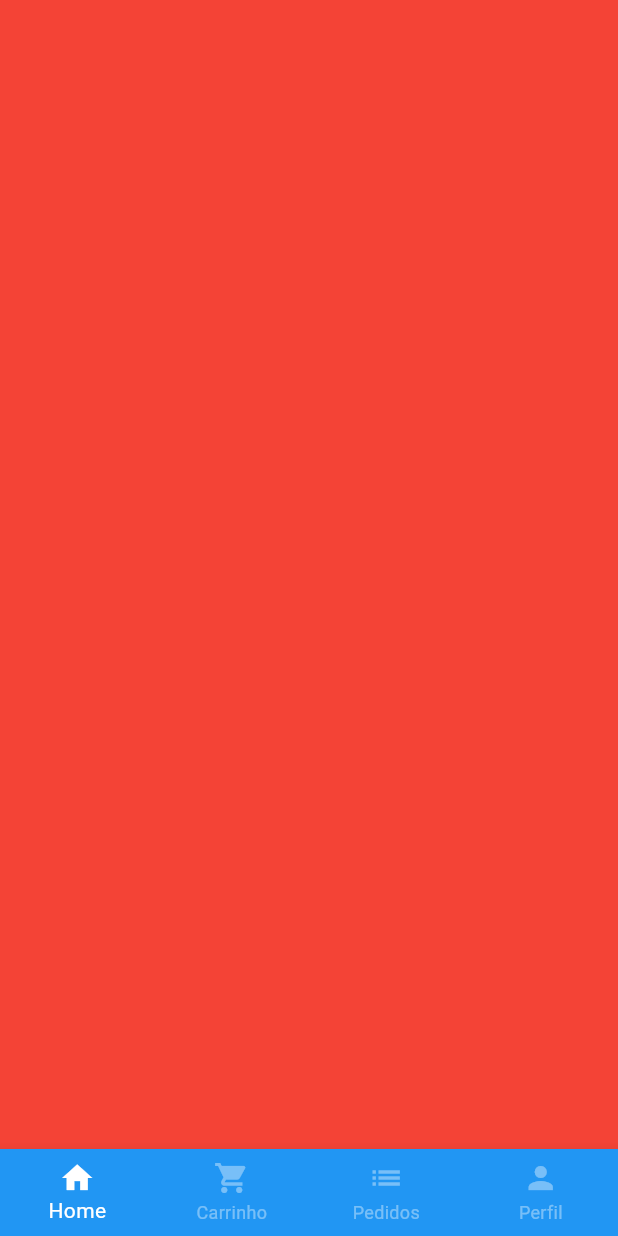
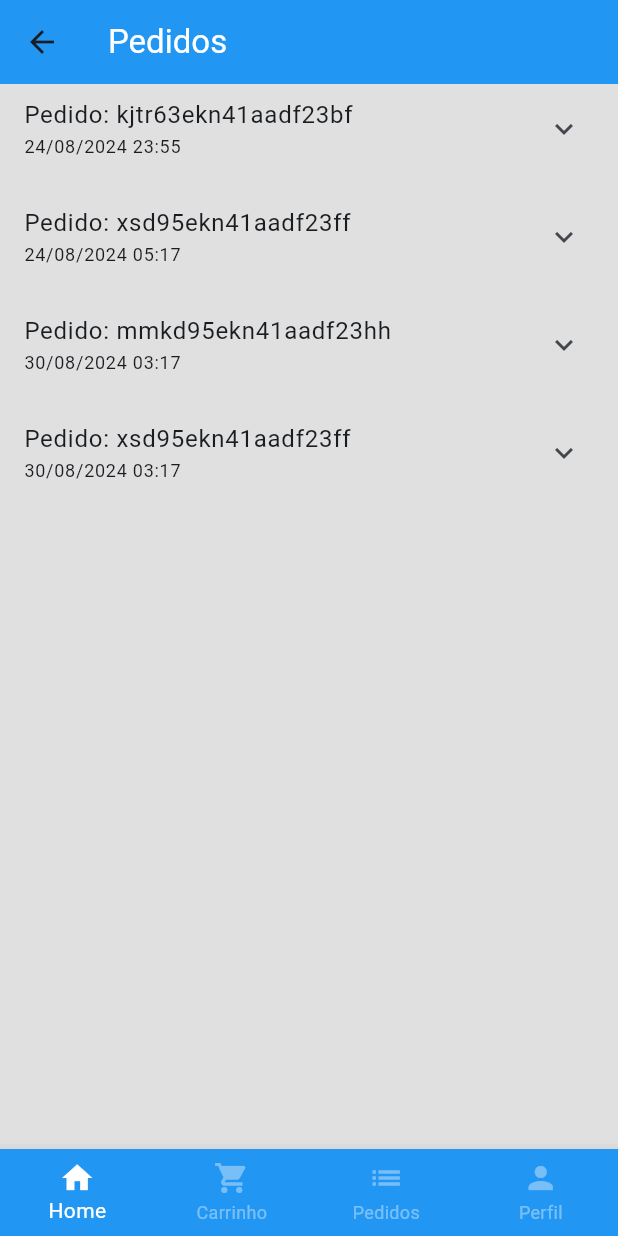
Before and after one commit to Eric-Coutinho/Flutter-App-Unicesumar, a Flutter app: the BaseScreen screen opened directly, swiped to page 3, on a phone screen of 412 x 824 dp. Run offline on Flutter 3.47's test engine with Material 3 defaults, Android fonts, the phone set to English and light mode, and no system bars; our stand-ins replace animated_text_kit, badges.

Commit message:
working on order Status tab :beers:

```diff
--- a/lib/src/config/app_data.dart
+++ b/lib/src/config/app_data.dart
@@ -1,5 +1,6 @@
 import 'package:flutter_application_1/src/model/item_model.dart';
 import 'package:flutter_application_1/src/model/cart_item_model.dart';
+import 'package:flutter_application_1/src/model/order_model.dart';
 import 'package:flutter_application_1/src/model/user_model.dart';
 
 ItemModel maca = ItemModel(
@@ -81,6 +82,7 @@ ItemModel castanhaPara = ItemModel(
   typeUnity: 'kg',
   urlImage: 'assets/images/castanha-para.png',
 );
+
 ItemModel granola = ItemModel(
   itemName: 'Granola',
   itemDescription:
@@ -417,3 +419,58 @@ UserModel user = UserModel(
   password: '123456',
   phone: '(41) 1234-5678',
 );
+
+List<OrderModel> orders = [
+  OrderModel(
+    code: "kjtr63ekn41aadf23bf",
+    dateTimeOrder: DateTime.parse('2024-08-24 23:55:45.632'),
+    dateTimePixFinished: DateTime.parse('2024-08-25 00:55:45.632'),
+    value: 86.45,
+    copyPaste: 'b8m5g2s6c3z1',
+    status: 'pagamento_pendente',
+    items: [
+      CartItemModel(item: granola, quantity: 1),
+      CartItemModel(item: manga, quantity: 3),
+      CartItemModel(item: abacaxi, quantity: 2),
+    ],
+  ),
+  OrderModel(
+    code: "xsd95ekn41aadf23ff",
+    dateTimeOrder: DateTime.parse('2024-08-24 05:17:45.632'),
+    dateTimePixFinished: DateTime.parse('2024-08-24 05:17:45.632'),
+    value: 86.45,
+    status: 'entregue',
+    copyPaste: 'b8m5g2s6c3z1',
+    items: [
+      CartItemModel(item: granola, quantity: 1),
+      CartItemModel(item: manga, quantity: 3),
+      CartItemModel(item: abacaxi, quantity: 2),
+    ],
+  ),
+  OrderModel(
+    code: "mmkd95ekn41aadf23hh",
+    dateTimeOrder: DateTime.parse('2024-08-30 03:17:45.632'),
+    dateTimePixFinished: DateTime.parse('2024-09-30 04:17:45.632'),
+    value: 0,
+    status: 'estornado',
+    copyPaste: 'b8m5g2s6c3z1',
+    items: [
+      CartItemModel(item: granola, quantity: 1),
+      CartItemModel(item: manga, quantity: 3),
+      CartItemModel(item: abacaxi, quantity: 2),
+    ],
+  ),
+  OrderModel(
+    code: "xsd95ekn41aadf23ff",
+    dateTimeOrder: DateTime.parse('2024-08-30 03:17:45.632'),
+    dateTimePixFinished: DateTime.parse('2024-09-30 04:17:45.632'),
+    value: 86.45,
+    status: 'entregue',
+    copyPaste: 'b8m5g2s6c3z1',
+    items: [
+      CartItemModel(item: granola, quantity: 1),
+      CartItemModel(item: manga, quantity: 3),
+      CartItemModel(item: abacaxi, quantity: 2),
+    ],
+  ),
+];
--- /dev/null
+++ b/lib/src/model/order_model.dart
@@ -0,0 +1,21 @@
+import 'package:flutter_application_1/src/model/cart_item_model.dart';
+
+class OrderModel {
+  String code;
+  DateTime dateTimeOrder;
+  DateTime dateTimePixFinished;
+  List<CartItemModel> items;
+  String status;
+  String copyPaste;
+  double value;
+
+  OrderModel({
+    required this.code,
+    required this.dateTimeOrder,
+    required this.dateTimePixFinished,
+    required this.items,
+    required this.status,
+    required this.copyPaste,
+    required this.value,
+  });
+}
--- a/lib/src/pages/base/base_screen.dart
+++ b/lib/src/pages/base/base_screen.dart
@@ -2,6 +2,7 @@ import 'package:flutter/material.dart';
 import 'package:flutter_application_1/src/config/custom_colors.dart';
 import 'package:flutter_application_1/src/pages/cart/cart_tab.dart';
 import 'package:flutter_application_1/src/pages/home/home_tab.dart';
+import 'package:flutter_application_1/src/pages/order/order_tab.dart';
 import 'package:flutter_application_1/src/pages/profile/profile_tab.dart';
 
 class BaseScreen extends StatefulWidget {
@@ -21,13 +22,11 @@ class _BaseScreenState extends State<BaseScreen> {
       body: PageView(
         physics: const NeverScrollableScrollPhysics(),
         controller: pageController,
-        children: [
-          const HomeTab(),
-          const CartTab(),
-          Container(
-            color: Colors.red,
-          ),
-          const ProfileTab(),
+        children: const [
+          HomeTab(),
+          CartTab(),
+          OrderTab(),
+          ProfileTab(),
 
         ],
       ),
--- /dev/null
+++ b/lib/src/pages/order/components/order_title.dart
@@ -0,0 +1,109 @@
+import 'package:flutter/material.dart';
+import 'package:flutter_application_1/src/model/cart_item_model.dart';
+import 'package:flutter_application_1/src/model/order_model.dart';
+import 'package:flutter_application_1/src/pages/order/components/order_status.dart';
+import 'package:flutter_application_1/src/services/utils.dart';
+
+class OrderTitle extends StatelessWidget {
+  final OrderModel order;
+  final Utils utils = Utils();
+
+  OrderTitle({super.key, required this.order});
+
+  @override
+  Widget build(BuildContext context) {
+    return ExpansionTile(
+      title: Column(
+        crossAxisAlignment: CrossAxisAlignment.start,
+        children: [
+          Text(
+            'Pedido: ${order.code}',
+          ),
+          Text(
+            utils.formataDataHora(order.dateTimeOrder),
+            style: const TextStyle(fontSize: 12),
+          )
+        ],
+      ),
+      childrenPadding: const EdgeInsets.fromLTRB(16, 0, 16, 16),
+      expandedCrossAxisAlignment: CrossAxisAlignment.stretch,
+      children: [
+        IntrinsicHeight(
+          child: Row(
+            children: [
+              // Lista de Produtos
+              Expanded(
+                flex: 3,
+                child: SizedBox(
+                  height: 150,
+                  child: ListView(
+                    children: order.items.map((itemOrder) {
+                      return itemOrderWidget(
+                        itemOrder: itemOrder,
+                        utils: utils,
+                      );
+                    }).toList(),
+                  ),
+                ),
+              ),
+
+              // Divisor
+              VerticalDivider(
+                color: Colors.grey.shade400,
+                thickness: 2,
+                width: 10,
+              ),
+
+              // Status do Pedido
+              Expanded(
+                  flex: 2,
+                  child: OrderStatus(
+                    status: order.status,
+                    pixExpirado: order.dateTimePixFinished.isBefore(
+                      DateTime.now(),
+                    ),
+                  )),
+            ],
+          ),
+        ),
+        // Total Geral
+        Text.rich(TextSpan(
+          style: const TextStyle(fontSize: 20),
+          children: [
+            const TextSpan(
+                text: 'Total ', style: TextStyle(fontWeight: FontWeight.bold)),
+            TextSpan(text: utils.priceToCurrency(order.value)),
+          ],
+        ))
+      ],
+    );
+  }
+}
+
+// ignore: camel_case_types
+class itemOrderWidget extends StatelessWidget {
+  final CartItemModel itemOrder;
+  final Utils utils;
+
+  const itemOrderWidget(
+      {super.key, required this.itemOrder, required this.utils});
+
+  @override
+  Widget build(BuildContext context) {
+    return Padding(
+      padding: const EdgeInsets.only(bottom: 10),
+      child: Row(
+        children: [
+          Text(
+            '${itemOrder.quantity} ${itemOrder.item.typeUnity} - ',
+            style: const TextStyle(fontWeight: FontWeight.bold),
+          ),
+          Expanded(
+            child: Text(itemOrder.item.itemName),
+          ),
+          Text(utils.priceToCurrency(itemOrder.item.price)),
+        ],
+      ),
+    );
+  }
+}
--- /dev/null
+++ b/lib/src/pages/order/order_tab.dart
@@ -0,0 +1,26 @@
+import 'package:flutter/material.dart';
+import 'package:flutter_application_1/src/config/custom_colors.dart';
+import 'package:flutter_application_1/src/config/app_data.dart' as app_data;
+import 'package:flutter_application_1/src/pages/order/components/order_title.dart';
+
+class OrderTab extends StatelessWidget {
+  const OrderTab({super.key});
+
+  @override
+  Widget build(BuildContext context) {
+    return Scaffold(
+      appBar: AppBar(
+        title: const Text(
+          'Pedidos',
+          style: TextStyle(color: Colors.white),
+        ),
+        backgroundColor: CustomColors.customizedAppColor,
+      ),
+      body: ListView.separated(
+        itemBuilder: (_, index) => OrderTitle(order: app_data.orders[index]),
+        separatorBuilder: (_, index) => const SizedBox(height: 12,),
+        itemCount: app_data.orders.length,
+      ),
+    );
+  }
+}
--- a/lib/src/services/utils.dart
+++ b/lib/src/services/utils.dart
@@ -1,3 +1,4 @@
+import 'package:intl/date_symbol_data_local.dart';
 import 'package:intl/intl.dart';
 
 class Utils {
@@ -7,4 +8,10 @@ class Utils {
     );
     return numberFormat.format(price);
   }
+
+  String formataDataHora(DateTime dataHora) {
+    initializeDateFormatting();
+    DateFormat dateFormat = DateFormat.yMd('pt_BR').add_Hm();
+    return dateFormat.format(dataHora);
+  }
 }
```
Also changed, not shown: lib/src/pages/order/components/order_status.dart (added, +118 -0 lines).
